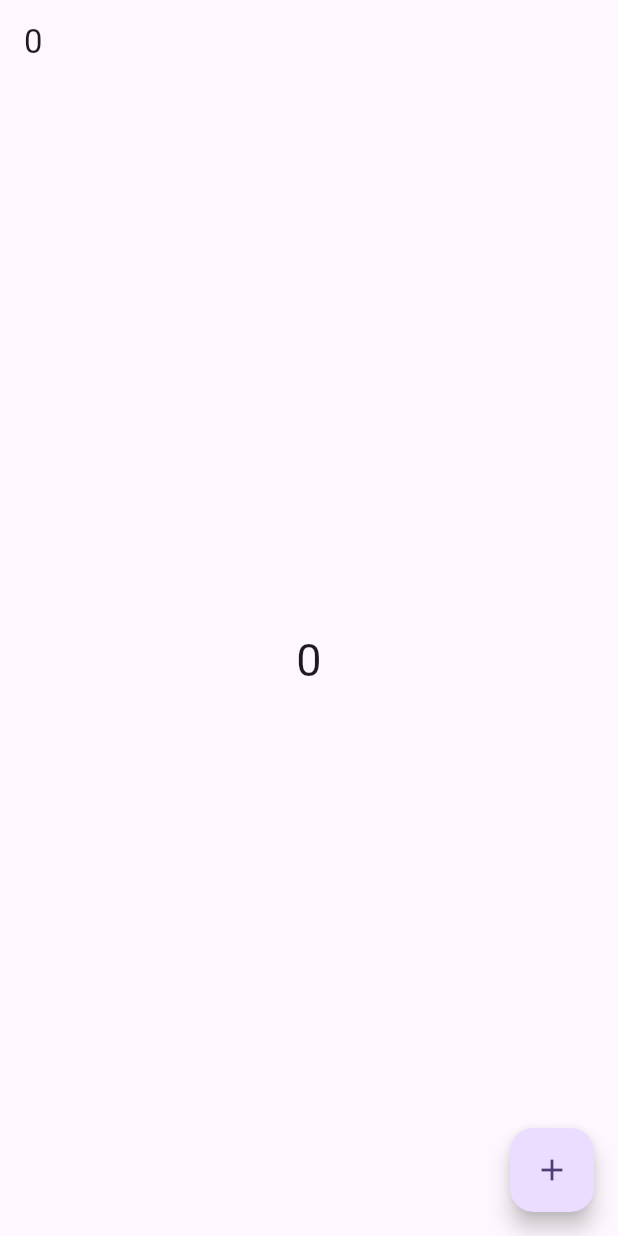
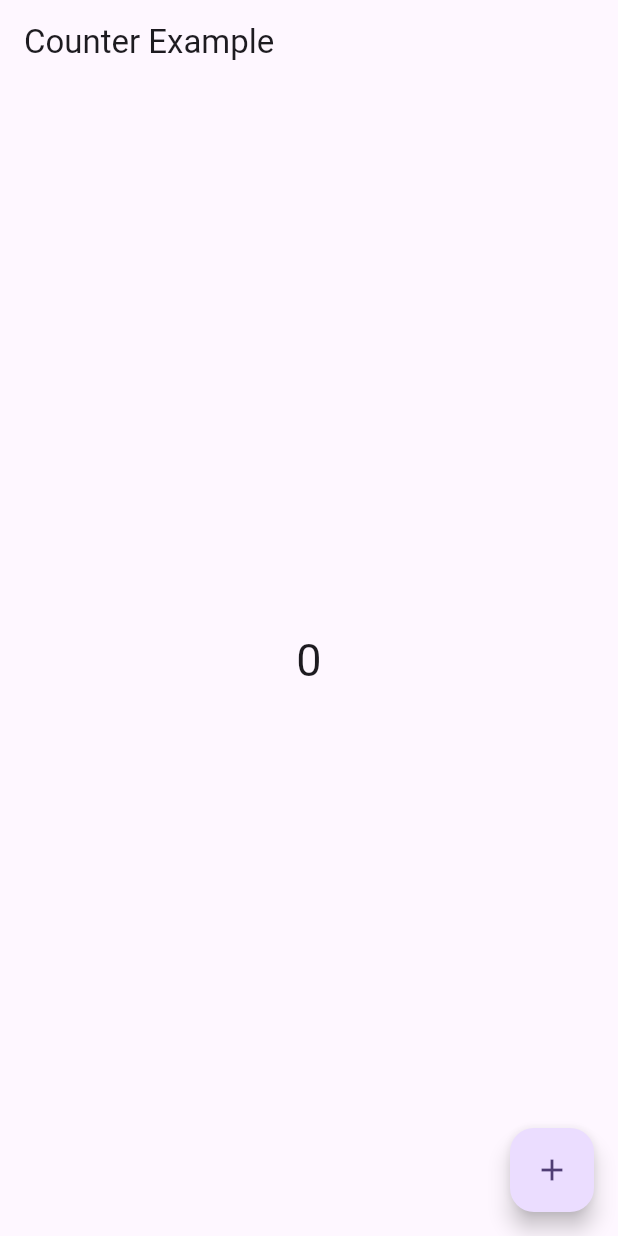
Before and after one commit to thenumanahmed/flutter_provider_practice, a Flutter app: the screen it shows after launch, on a phone screen of 412 x 824 dp. Run offline on Flutter 3.47's test engine with Material 2 defaults, Android fonts, the phone set to English and light mode, and no system bars.

```diff
--- a/lib/screens/home_screen.dart
+++ b/lib/screens/home_screen.dart
@@ -16,17 +16,19 @@ class _HomePageState extends State<HomePage> {
     final countProvider = Provider.of<CountProvider>(context);
     return Scaffold(
       appBar: AppBar(
-        title: Text(countProvider.count.toString()),
+        title: const Text("Counter Example"),
       ),
       body: Center(
         child: Text(
-          '0',
-          style: TextStyle(fontSize: 30),
+          countProvider.count.toString(),
+          style: const TextStyle(fontSize: 30),
         ),
       ),
       floatingActionButton: FloatingActionButton(
-        onPressed: () {},
-        child: Icon(Icons.add),
+        onPressed: () {
+          countProvider.incrementCount();
+        },
+        child: const Icon(Icons.add),
       ),
     );
   }
```
